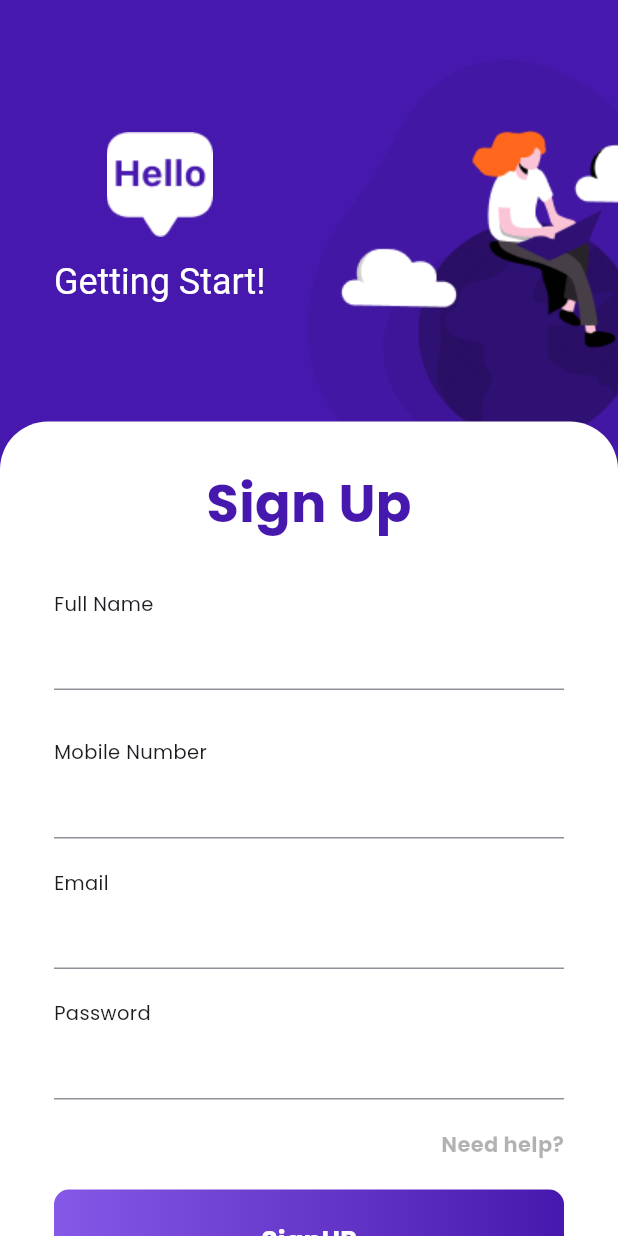
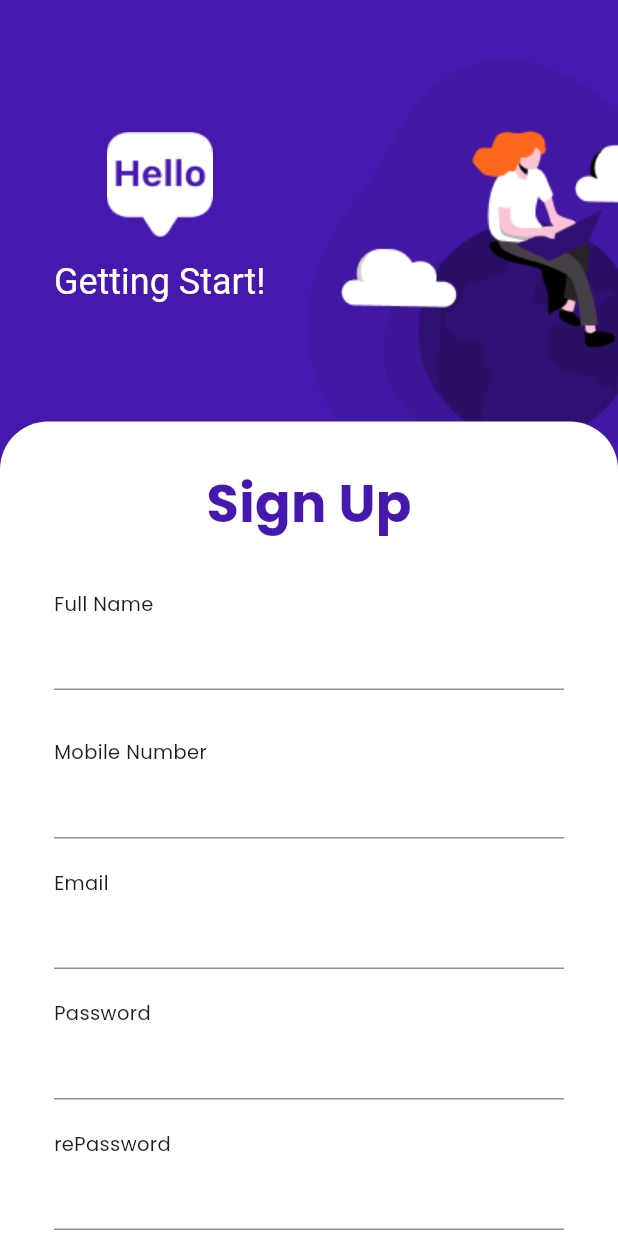
Before and after one commit to MahmoudElgaml/e-comarca, a Flutter app: the SignUpScreen screen opened by its route, on a phone screen of 412 x 824 dp. Run offline on Flutter 3.47's test engine with Material 3 defaults, Android fonts, the phone set to English and light mode, and no system bars; drawn by our look-alikes of animated_text_kit; our stand-ins replace bloc, bot_toast, cached_network_image, dartz, device_preview, dio and 15 more; missing offline and left inert: dart:ffi; accounts and stored records are empty; generated files the repository leaves out were written again; network calls fail.

Commit message:
auth feature: make controller to text filed and send data

```diff
--- a/lib/features/auth/presentation/pages/sign_up_screen.dart
+++ b/lib/features/auth/presentation/pages/sign_up_screen.dart
@@ -58,7 +58,7 @@ class SignUpScreen extends StatelessWidget {
               ],
             ),
           ),
-          const SignUpDrawer()
+          SignUpDrawer()
         ],
       ),
     );
--- a/lib/features/auth/presentation/widgets/costume_text_filed.dart
+++ b/lib/features/auth/presentation/widgets/costume_text_filed.dart
@@ -1,10 +1,10 @@
 import 'package:flutter/material.dart';
 
 class CostumeTextFiled extends StatelessWidget {
-  const CostumeTextFiled({required this.title, super.key});
+  const CostumeTextFiled({required this.title, super.key,required this.textEditingController});
 
   final String title;
-
+  final TextEditingController textEditingController;
   @override
   Widget build(BuildContext context) {
     return Column(
@@ -14,8 +14,9 @@ class CostumeTextFiled extends StatelessWidget {
           title,
           style: const TextStyle(fontSize: 13),
         ),
-        const TextField(
-          decoration: InputDecoration(),
+         TextField(
+          controller: textEditingController,
+          decoration: const InputDecoration(),
         )
       ],
     );
--- a/lib/features/auth/presentation/widgets/login_drawer.dart
+++ b/lib/features/auth/presentation/widgets/login_drawer.dart
@@ -39,9 +39,9 @@ class LogInDrawer extends StatelessWidget {
                 style: AppStyle.style34(context),
               ),
               Gap(32),
-              const CostumeTextFiled(title: "Email"),
+             // const CostumeTextFiled(title: "Email"),
               Gap(32),
-              const CostumeTextFiled(title: "password"),
+             // const CostumeTextFiled(title: "password"),
               Gap(20),
               Align(
                 alignment: Alignment.centerRight,
@@ -52,6 +52,7 @@ class LogInDrawer extends StatelessWidget {
               ),
               const Gap(20),
               CostumeButton(
+                isSign: false,
                 title: 'Login',
                 onPressed: () => AuthCubit.get(context).logIn(
                   email: "mahmoudelgaml@gmail.com",
--- a/lib/features/auth/presentation/widgets/signup_drawer.dart
+++ b/lib/features/auth/presentation/widgets/signup_drawer.dart
@@ -15,27 +15,16 @@ import 'coatume_button.dart';
 import 'costume_text_filed.dart';
 
 class SignUpDrawer extends StatelessWidget {
-  const SignUpDrawer({super.key});
+  SignUpDrawer({super.key});
+
+  final TextEditingController name = TextEditingController();
+  final TextEditingController phone = TextEditingController();
+  final TextEditingController email = TextEditingController();
+  final TextEditingController password = TextEditingController();
+  final TextEditingController rePassword = TextEditingController();
 
   @override
   Widget build(BuildContext context) {
-    return BlocConsumer<AuthCubit, AuthState>(
-      listener: (context, state) {
-        if (state is AuthSuccessState) {
-          context.go(AppRoute.homeLayoutScreen);
-        }
-      },
-      builder: (context, state) {
-        if (state is AuthLoadingState) {
-          return const Center(child: CircularProgressIndicator());
-        } else if (state is AuthFailState) {
-          return Container(
-            color: Colors.white,
-            height: 300,
-            width: 200,
-            child: Center(child: Text(state.errorMessage)),
-          );
-        }
     return Container(
       margin: const EdgeInsets.only(top: 281),
       height: MediaQuery.of(context).size.height,
@@ -57,13 +46,30 @@ class SignUpDrawer extends StatelessWidget {
                 style: AppStyle.style34(context),
               ),
               const Gap(32),
-                  const CostumeTextFiled(title: "Full Name"),
+              CostumeTextFiled(
+                title: "Full Name",
+                textEditingController: name,
+              ),
               const Gap(32),
-                  const CostumeTextFiled(title: "Mobile Number"),
+              CostumeTextFiled(
+                title: "Mobile Number",
+                textEditingController: phone,
+              ),
               const Gap(20),
-                  const CostumeTextFiled(title: "Email"),
+              CostumeTextFiled(
+                title: "Email",
+                textEditingController: email,
+              ),
               const Gap(20),
-                  const CostumeTextFiled(title: "Password"),
+              CostumeTextFiled(
+                title: "Password",
+                textEditingController: password,
+              ),
+              const Gap(20),
+              CostumeTextFiled(
+                title: "rePassword",
+                textEditingController: rePassword,
+              ),
               const Gap(20),
               Align(
                 alignment: Alignment.centerRight,
@@ -74,14 +80,17 @@ class SignUpDrawer extends StatelessWidget {
               ),
               const Gap(20),
               CostumeButton(
+                isSign: true,
                 title: "SignUP",
-                    onPressed: () => AuthCubit.get(context).signUp(
-                        SignUserModel(
-                            email: "mahmoudelgaml345@gmail.com",
-                            name: "mahmoud12325",
-                            password: "1234567895",
-                            phone: "01061746848",
-                            rePassword: "1234567895")),
+                onPressed: () {
+                  SignUserModel signUser = SignUserModel(
+                      email: email.text,
+                      name: name.text,
+                      password: password.text,
+                      phone: phone.text,
+                      rePassword: rePassword.text);
+                  AuthCubit.get(context).signUp(signUser);
+                },
               ),
               const Gap(32),
               Text(
@@ -114,7 +123,5 @@ class SignUpDrawer extends StatelessWidget {
         ),
       ),
     );
-      },
-    );
   }
 }
```
Also changed, not shown: lib/features/auth/presentation/widgets/coatume_button.dart (+7 -3 lines). Lines whose indentation alone changed are shown as unchanged.
